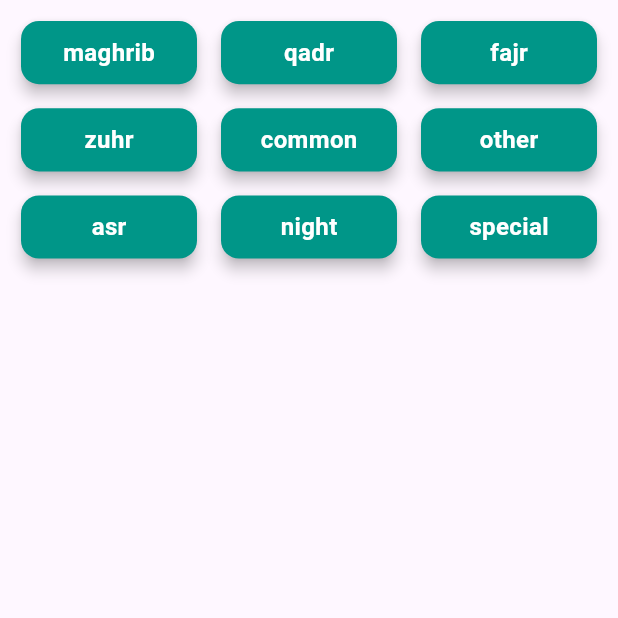
After one commit to rahatcse5bu/Ramadan-Tracker, a Flutter app: the QuickJumpSections screen opened directly, on a phone screen of 412 x 824 dp, the top half of it. The commit adds this screen. Run offline on Flutter 3.47's test engine with Material 3 defaults, Android fonts, the phone set to English and light mode, and no system bars; our stand-ins replace dartz, expandable_text, flutter_screenutil, fluttertoast, get, google_fonts and 3 more; accounts and stored records are empty.

Commit message:
quick jump implemented

```diff
--- a/lib/modules/ramadan_planner/binding/ramadan_planner_binding.dart
+++ b/lib/modules/ramadan_planner/binding/ramadan_planner_binding.dart
@@ -1,9 +1,12 @@
 import 'package:get/get.dart';
 import 'package:ramadan_tracker/modules/ramadan_planner/controller/ramadan_planner_controller.dart';
+
+import '../controller/quick_jump_section_controller.dart';
 
 class RamadanPlannerBinding extends Bindings {
   @override
   void dependencies() {
+    Get.lazyPut<QuickJumpSectionController>(() => QuickJumpSectionController());
     Get.lazyPut<RamadanPlannerController>(() => RamadanPlannerController());
   }
 }
--- /dev/null
+++ b/lib/modules/ramadan_planner/controller/quick_jump_section_controller.dart
@@ -0,0 +1,28 @@
+import 'package:flutter/material.dart';
+import 'package:get/get.dart';
+
+class QuickJumpSectionController extends GetxController {
+  final ScrollController scrollController = ScrollController();
+  final Map<String, GlobalKey> sectionKeys = {
+    'maghrib': GlobalKey(),
+    'qadr': GlobalKey(),
+    'fajr': GlobalKey(),
+    'zuhr': GlobalKey(),
+    'common': GlobalKey(),
+    'other': GlobalKey(),
+    'asr': GlobalKey(),
+    'night': GlobalKey(),
+    'special': GlobalKey(),
+  };
+
+  void scrollToSection(String section) {
+    final key = sectionKeys[section];
+    if (key?.currentContext != null) {
+      Scrollable.ensureVisible(
+        key!.currentContext!,
+        duration: Duration(milliseconds: 500),
+        curve: Curves.easeInOut,
+      );
+    }
+  }
+}
--- /dev/null
+++ b/lib/modules/ramadan_planner/widgets/quick_jump_section_widget.dart
@@ -0,0 +1,49 @@
+import 'package:flutter/material.dart';
+import 'package:get/get.dart';
+import '../controller/quick_jump_section_controller.dart';
+
+
+class QuickJumpSections extends GetWidget<QuickJumpSectionController> {
+  @override
+  Widget build(BuildContext context) {
+    return Scaffold(
+      // appBar: AppBar(title: Text("Jump to Section Grid")),
+      body: Column(
+        children: [
+          // Grid of Buttons
+          Padding(
+            padding: EdgeInsets.all(10),
+            child: GridView.builder(
+              shrinkWrap: true,
+              physics: NeverScrollableScrollPhysics(),
+              itemCount: controller.sectionKeys.keys.length,
+              gridDelegate: SliverGridDelegateWithFixedCrossAxisCount(
+                crossAxisCount: 3, // 3 columns
+                crossAxisSpacing: 8,
+                mainAxisSpacing: 8,
+                childAspectRatio: 2.5,
+              ),
+              itemBuilder: (context, index) {
+                String section = controller.sectionKeys.keys.elementAt(index);
+                return GestureDetector(
+                  onTap: () => controller.scrollToSection(section),
+                  child: Card(
+                    color: Colors.teal,
+                    elevation: 4,
+                    child: Center(
+                      child: Text(
+                        section,
+                        style: TextStyle(color: Colors.white, fontSize: 16, fontWeight: FontWeight.bold),
+                      ),
+                    ),
+                  ),
+                );
+              },
+            ),
+          ),
+
+        ],
+      ),
+    );
+  }
+}
```
Also changed, not shown: lib/modules/ramadan_planner/view/ramadan_planner_view.dart (+45 -7 lines).
